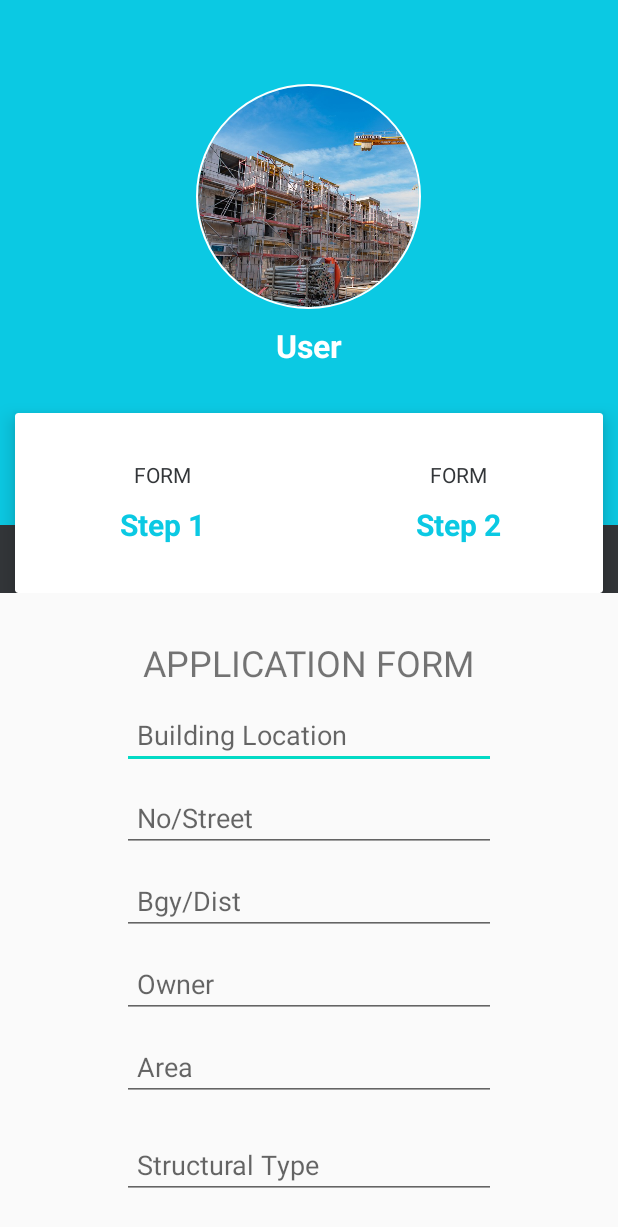
After one commit to STI-Taxation/Taxationuser, an Android app: the layout applcationform.xml on its own in the app's theme, with its tools: preview values and no code run, on a phone screen of 412 x 824 dp. The commit adds this screen. Shown: the top 1227 px of the screen. Run offline under Robolectric (Android 15) with nearby library versions, the phone set to English and light mode, and no system bars.

Commit message:
Second Commit

```diff
--- a/app/build.gradle
+++ b/app/build.gradle
@@ -43,4 +43,8 @@ dependencies {
     implementation 'com.google.firebase:firebase-analytics:17.2.3'
     implementation 'androidx.recyclerview:recyclerview:1.1.0'
     implementation 'com.android.support:recyclerview-v7:26.1.0'
+    implementation 'com.github.androdocs:Android-Circle-ImageView:0.1.0'
+    implementation 'com.google.android.material:material:1.1.0'
+    implementation 'androidx.coordinatorlayout:coordinatorlayout:1.1.0'
+    implementation 'de.hdodenhof:circleimageview:2.1.0'
 }
--- /dev/null
+++ b/app/src/main/java/com/uz/taxation/ApplicationFragment.kt
@@ -0,0 +1,4 @@
+package com.uz.taxation
+
+class ApplicationFragment {
+}
--- /dev/null
+++ b/app/src/main/res/layout/applcationform.xml
@@ -0,0 +1,244 @@
+<?xml version="1.0" encoding="utf-8"?>
+<androidx.coordinatorlayout.widget.CoordinatorLayout xmlns:android="http://schemas.android.com/apk/res/android"
+    xmlns:app="http://schemas.android.com/apk/res-auto"
+    android:layout_width="match_parent" android:layout_height="match_parent">
+
+
+    <com.google.android.material.appbar.AppBarLayout
+        android:id="@+id/appbar"
+        android:layout_width="match_parent"
+        android:layout_height="wrap_content"
+        android:fitsSystemWindows="true"
+        android:theme="@style/ThemeOverlay.AppCompat.Dark.ActionBar">
+        <com.google.android.material.appbar.CollapsingToolbarLayout
+            android:id="@+id/collpasing_toolbar"
+            android:layout_width="match_parent"
+            android:layout_height="wrap_content"
+            android:background="@color/colorPrimary"
+            android:fitsSystemWindows="true"
+            app:contentScrim="@android:color/transparent"
+            app:expandedTitleMarginStart="48dp"
+            app:expandedTitleTextAppearance="@android:color/transparent"
+            app:layout_scrollFlags="scroll|exitUntilCollapsed"
+            app:titleEnabled="false">
+
+            <RelativeLayout
+                android:layout_width="match_parent"
+                android:layout_height="wrap_content">
+
+                <LinearLayout
+                    android:layout_width="match_parent"
+                    android:layout_height="350dp"
+                    android:background="@color/profile_background"
+                    android:orientation="vertical">
+
+                    <de.hdodenhof.circleimageview.CircleImageView xmlns:app="http://schemas.android.com/apk/res-auto"
+                        android:layout_width="150dp"
+                        android:layout_height="150dp"
+                        android:layout_gravity="center_horizontal"
+                        android:layout_marginTop="?attr/actionBarSize"
+                        android:src="@drawable/building1"
+                        app:civ_border_color="@android:color/white"
+                        app:civ_border_width="1dp" />
+
+                    <TextView
+                        android:layout_width="wrap_content"
+                        android:layout_height="wrap_content"
+                        android:layout_gravity="center"
+                        android:layout_marginTop="10dp"
+                        android:text="User"
+                        android:textColor="#fff"
+                        android:textSize="21sp"
+                        android:textStyle="bold" />
+                </LinearLayout>
+                <androidx.cardview.widget.CardView
+                    android:layout_width="match_parent"
+                    android:layout_height="120dp"
+                   android:layout_centerHorizontal="true"
+                    android:layout_marginTop="275dp"
+                    android:layout_marginLeft="20dp"
+                    app:cardElevation="8dp"
+                    >
+
+                    <LinearLayout
+                        android:layout_width="match_parent"
+                        android:layout_height="match_parent"
+                        android:orientation="horizontal"
+                        android:weightSum="3">
+
+                        <LinearLayout
+                            android:layout_width="200dp"
+                            android:layout_height="match_parent"
+                            android:layout_weight="1"
+                            android:gravity="center"
+                            android:orientation="vertical">
+
+                            <TextView
+                                android:layout_width="wrap_content"
+                                android:layout_height="wrap_content"
+                                android:text="FORM"
+                                android:textColor="@color/text_color" />
+
+                            <TextView
+                                android:layout_width="wrap_content"
+                                android:layout_height="wrap_content"
+                                android:paddingTop="10dp"
+                                android:text="Step 1"
+                                android:textColor="@color/profile_background"
+                                android:textSize="20sp"
+                                android:textStyle="bold" />
+
+                        </LinearLayout>
+
+                        <LinearLayout
+                            android:layout_width="200dp"
+                            android:layout_height="match_parent"
+                            android:layout_weight="1"
+                            android:gravity="center"
+                            android:orientation="vertical"
+                            >
+
+                            <TextView
+                                android:layout_width="wrap_content"
+                                android:layout_height="wrap_content"
+                                android:text="FORM"
+                                android:textColor="@color/text_color" />
+
+                            <TextView
+                                android:layout_width="wrap_content"
+                                android:layout_height="wrap_content"
+                                android:paddingTop="10dp"
+                                android:text="Step 2"
+                                android:textColor="@color/profile_background"
+                                android:textSize="20sp"
+                                android:textStyle="bold" />
+
+                        </LinearLayout>
+
+
+                    </LinearLayout>
+
+
+                </androidx.cardview.widget.CardView>
+            </RelativeLayout>
+
+            <androidx.appcompat.widget.Toolbar
+                android:id="@+id/toolbar"
+                android:layout_width="match_parent"
+                android:layout_height="?attr/actionBarSize"
+                android:background="@color/colorPrimary"
+                android:backgroundTint="@color/profile_background"
+                app:layout_collapseMode="pin"
+                app:popupTheme="@style/ThemeOverlay.AppCompat.Light"
+                app:titleTextColor="@android:color/white"/>
+        </com.google.android.material.appbar.CollapsingToolbarLayout>
+    </com.google.android.material.appbar.AppBarLayout>
+    <RelativeLayout
+        android:layout_width="match_parent"
+        android:layout_height="wrap_content"
+        android:layout_marginTop="10dp"
+        app:layout_behavior="@string/appbar_scrolling_view_behavior">
+
+        <TextView
+            android:id="@+id/tvapp"
+            android:layout_width="wrap_content"
+            android:layout_height="wrap_content"
+            android:layout_marginTop="20dp"
+            android:textSize="24sp"
+            android:layout_centerHorizontal="true"
+            android:text="APPLICATION FORM"/>
+
+        <LinearLayout
+            android:layout_width="match_parent"
+            android:layout_height="wrap_content"
+            android:layout_below="@id/tvapp"
+            android:layout_marginTop="9dp"
+            android:orientation="vertical">
+
+            <EditText
+                android:id="@+id/reg_FIrstName"
+                android:layout_width="249dp"
+                android:layout_height="wrap_content"
+                android:layout_gravity="center"
+                android:layout_marginBottom="10dp"
+                android:ems="10"
+                android:hint="Building Location"
+                android:inputType="textPersonName"
+                android:paddingStart="10dp"
+                android:textAlignment="textStart" />
+
+            <EditText
+                android:id="@+id/reg_LastName"
+                android:layout_width="249dp"
+                android:layout_height="wrap_content"
+                android:layout_gravity="center"
+                android:layout_marginBottom="10dp"
+                android:ems="10"
+                android:hint="No/Street"
+                android:inputType="textPersonName"
+                android:paddingStart="10dp"
+                android:textAlignment="textStart" />
+
+            <EditText
+                android:id="@+id/reg_Email"
+                android:layout_width="249dp"
+                android:layout_height="wrap_content"
+                android:layout_gravity="center"
+                android:layout_marginBottom="10dp"
+                android:ems="10"
+                android:hint="Bgy/Dist"
+                android:inputType="textPersonName"
+                android:paddingStart="10dp"
+                android:textAlignment="textStart" />
+
+            <EditText
+                android:id="@+id/reg_Pass"
+                android:layout_width="249dp"
+                android:layout_height="wrap_content"
+                android:layout_gravity="center"
+                android:layout_marginBottom="10dp"
+                android:ems="10"
+                android:hint="Owner"
+                android:inputType="textPassword"
+                android:paddingStart="10dp"
+                android:textAlignment="textStart" />
+
+            <EditText
+                android:id="@+id/reg_ConfirmPass"
+                android:layout_width="249dp"
+                android:layout_height="wrap_content"
+                android:layout_gravity="center"
+                android:layout_marginBottom="20dp"
+                android:ems="10"
+                android:hint="Area"
+                android:inputType="textPassword"
+                android:paddingStart="10dp"
+                android:textAlignment="textStart" />
+            <EditText
+                android:id="@+id/reg_Pass"
+                android:layout_width="249dp"
+                android:layout_height="wrap_content"
+                android:layout_gravity="center"
+                android:layout_marginBottom="10dp"
+                android:ems="10"
+                android:hint="Structural Type"
+                android:inputType="textPassword"
+                android:paddingStart="10dp"
+                android:textAlignment="textStart" />
+
+            <EditText
+                android:id="@+id/reg_ConfirmPass"
+                android:layout_width="249dp"
+                android:layout_height="wrap_content"
+                android:layout_gravity="center"
+                android:layout_marginBottom="20dp"
+                android:ems="10"
+                android:hint="Date Constructed"
+                android:inputType="textPassword"
+                android:paddingStart="10dp"
+                android:textAlignment="textStart" />
+        </LinearLayout>
+
+    </RelativeLayout>
+
+</androidx.coordinatorlayout.widget.CoordinatorLayout>
--- a/app/src/main/res/layout/row.xml
+++ b/app/src/main/res/layout/row.xml
@@ -47,4 +47,7 @@
         </TextView>
     </RelativeLayout>
 
+
+
+
 </androidx.cardview.widget.CardView>
--- a/app/src/main/res/values/colors.xml
+++ b/app/src/main/res/values/colors.xml
@@ -1,8 +1,11 @@
 <?xml version="1.0" encoding="utf-8"?>
 <resources>
-    <color name="colorPrimary">#6200EE</color>
+    <color name="colorPrimary">#333639</color>
     <color name="colorPrimaryDark">#3700B3</color>
     <color name="colorAccent">#03DAC5</color>
     <color name="blackColor">#000</color>
     <color name="lighGrayColor">#a9a9a9</color>
+    <color name="background">#3700B3</color>
+    <color name="profile_background">#0BC9E3</color>
+    <color name="text_color">#333639</color>
 </resources>
--- a/build.gradle
+++ b/build.gradle
@@ -20,6 +20,7 @@ allprojects {
     repositories {
         google()
         jcenter()
+        maven { url 'https://jitpack.io' }
 
     }
 }
```
Also changed, not shown: app/src/main/res/layout/applicationform1.xml (added, +201 -0 lines).
